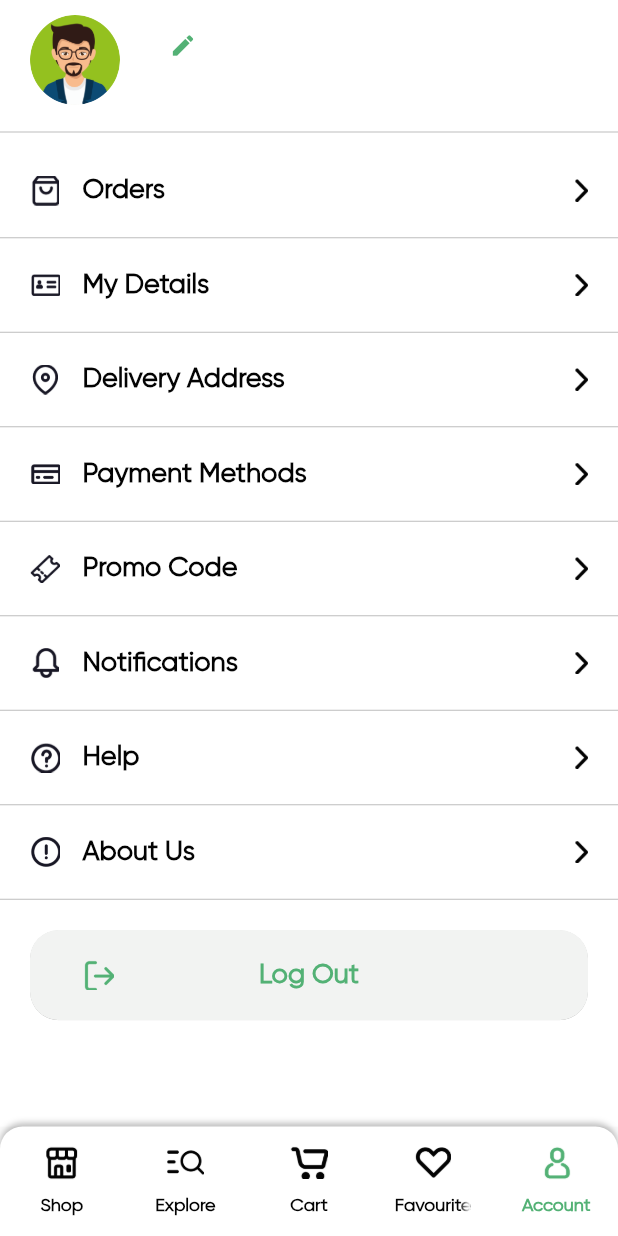
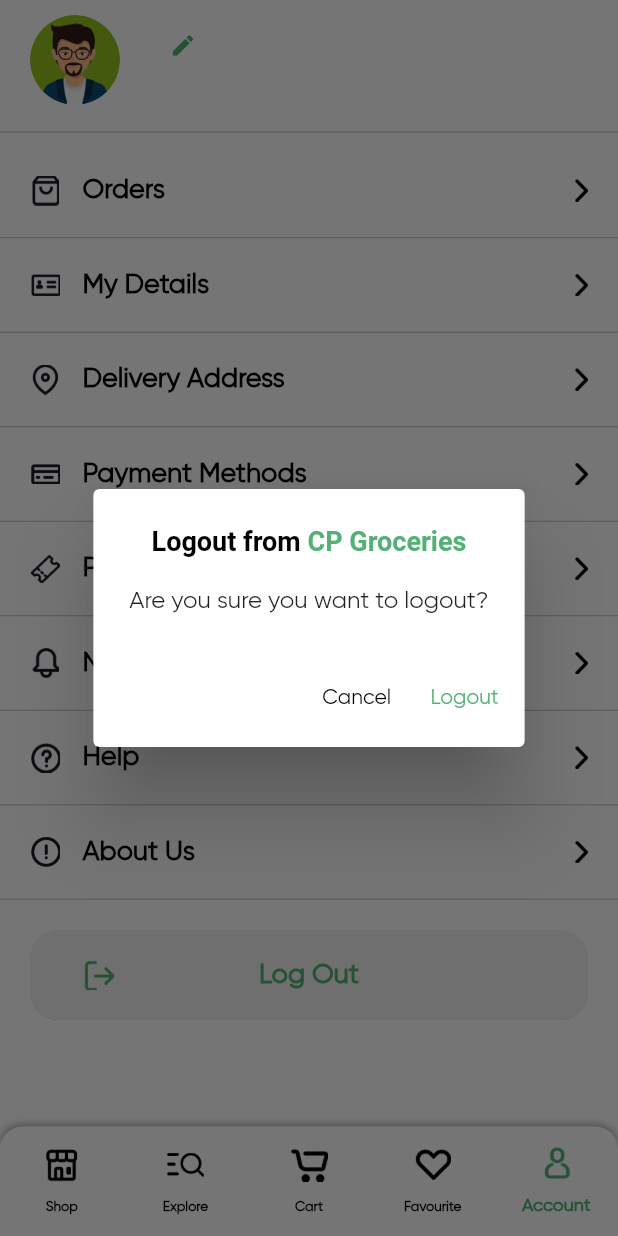
Before and after one commit to MUHAMMEDSINANCP/CP-Groceries, a Flutter app: the MainTabView screen opened directly, item 5 of the bottom bar chosen, after a tap on "Log Out", on a phone screen of 412 x 824 dp. Run offline on Flutter 3.47's test engine with Material 3 defaults, Android fonts, the phone set to English and light mode, and no system bars; drawn by our look-alikes of flutter_easyloading; our stand-ins replace cloud_firestore, firebase_auth, firebase_core, flutter_rating_bar, flutter_timezone, geocoding and 4 more; missing offline and left inert: fl_country_code_picker; accounts and stored records are empty.

Commit message:
Successfully Completed

```diff
--- a/lib/view/account/account_view.dart
+++ b/lib/view/account/account_view.dart
@@ -1,6 +1,7 @@
 import 'package:cloud_firestore/cloud_firestore.dart';
 import 'package:cp_groceries/common/color_extensions.dart';
 import 'package:cp_groceries/common_widget/account_row.dart';
+import 'package:cp_groceries/view/login/login_view.dart';
 import 'package:firebase_auth/firebase_auth.dart';
 import 'package:flutter/material.dart';
 
@@ -146,7 +147,7 @@
                   mainAxisAlignment: MainAxisAlignment.end,
                   children: [
                     MaterialButton(
-                      onPressed: () {},
+                      onPressed: confirmLogout,
                       height: 60,
                       shape: RoundedRectangleBorder(
                           borderRadius: BorderRadius.circular(19)),
@@ -188,4 +189,75 @@
       ),
     );
   }
+
+  Future<void> confirmLogout() async {
+    return showDialog(
+      context: context,
+      builder: (BuildContext context) {
+        return AlertDialog(
+          title: Center(
+            child: RichText(
+              text: TextSpan(
+                style: const TextStyle(
+                  fontSize: 18.0,
+                  color: Colors.black, // Default color for text
+                ),
+                children: <TextSpan>[
+                  const TextSpan(
+                    text: 'Logout from ',
+                    style: TextStyle(
+                        color: Colors.black, fontWeight: FontWeight.bold),
+                  ),
+                  TextSpan(
+                    text: 'CP Groceries',
+                    style: TextStyle(
+                      color: TColor.primary,
+                      fontWeight: FontWeight.bold,
+                    ),
+                  ),
+                ],
+              ),
+            ),
+          ),
+          content: const Text('Are you sure you want to logout?'),
+          actions: <Widget>[
+            TextButton(
+              onPressed: () {
+                Navigator.of(context).pop(); // Close the dialog
+              },
+              child: const Text(
+                'Cancel',
+                style: TextStyle(color: Colors.black),
+              ),
+            ),
+            TextButton(
+              onPressed: () async {
+                // Perform logout logic here
+                await FirebaseAuth.instance.signOut();
+
+                if (mounted) {
+                  Navigator.of(context).pop();
+                }
+
+                if (mounted) {
+                  Navigator.pushReplacement(
+                    context,
+                    MaterialPageRoute(
+                      builder: (context) => const LogInView(),
+                    ),
+                  );
+                }
+              },
+              child: Text(
+                'Logout',
+                style: TextStyle(
+                  color: TColor.primary,
+                ),
+              ),
+            ),
+          ],
+        );
+      },
+    );
+  }
 }
--- a/lib/view/main_tabview/main_tabview.dart
+++ b/lib/view/main_tabview/main_tabview.dart
@@ -79,53 +79,68 @@
             unselectedLabelColor: TColor.primaryText,
             unselectedLabelStyle: TextStyle(
               color: TColor.primaryText,
-              fontSize: 12,
+              fontSize: 9,
               fontWeight: FontWeight.w600,
             ),
             tabs: [
               Tab(
                 text: "Shop",
-                icon: Image.asset(
+                icon: Tooltip(
+                  message: "Shop",
+                  child: Image.asset(
                     "assets/img/store_tab.png",
                     width: 25,
                     height: 25,
                     color: selectTab == 0 ? TColor.primary : TColor.primaryText,
                   ),
                 ),
+              ),
               Tab(
                 text: "Explore",
-                icon: Image.asset(
+                icon: Tooltip(
+                  message: "Explore",
+                  child: Image.asset(
                     "assets/img/explore_tab.png",
                     width: 25,
                     height: 25,
                     color: selectTab == 1 ? TColor.primary : TColor.primaryText,
                   ),
                 ),
+              ),
               Tab(
                 text: "Cart",
-                icon: Image.asset(
+                icon: Tooltip(
+                  message: "View Cart",
+                  child: Image.asset(
                     "assets/img/cart_tab.png",
                     width: 25,
                     height: 25,
                     color: selectTab == 2 ? TColor.primary : TColor.primaryText,
                   ),
                 ),
+              ),
               Tab(
                 text: "Favourite",
-                icon: Image.asset(
+                icon: Tooltip(
+                  message: "Favourites",
+                  child: Image.asset(
                     "assets/img/fav_tab.png",
                     width: 25,
                     height: 25,
                     color: selectTab == 3 ? TColor.primary : TColor.primaryText,
                   ),
                 ),
+              ),
               Tab(
                 text: "Account",
-                icon: Image.asset(
+                icon: Tooltip(
+                  message: "Account",
+                  child: Image.asset(
                     "assets/img/account_tab.png",
                     width: 25,
                     height: 25,
                     color: selectTab == 4 ? TColor.primary : TColor.primaryText,
+                  ),
                 ),
               ),
             ],
```
Also changed, not shown: lib/view/login/login_view.dart (+11 -10 lines), lib/view/login/sign_up_view.dart (+12 -10 lines). Lines whose indentation alone changed are shown as unchanged.
